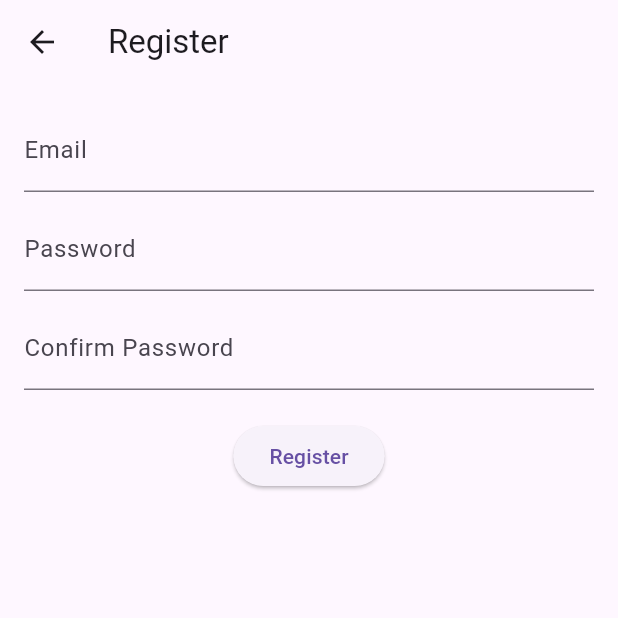
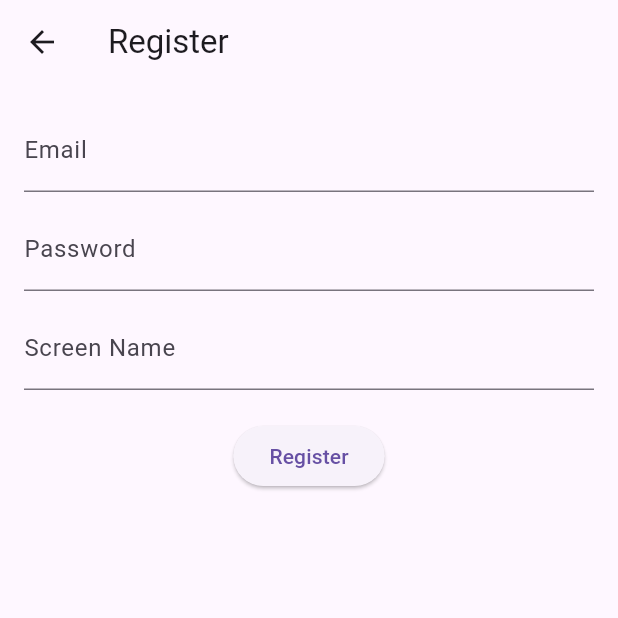
Before and after one commit to Jmorris104/project2, a Flutter app: the RegistrationScreen screen opened directly with empty values, on a phone screen of 412 x 824 dp, the top half of it. Run offline on Flutter 3.47's test engine with Material 3 defaults, Android fonts, the phone set to English and light mode, and no system bars; network calls fail.

```diff
--- a/lib/registration_screen.dart
+++ b/lib/registration_screen.dart
@@ -1,9 +1,9 @@
 import 'package:flutter/material.dart';
 
 class RegistrationScreen extends StatefulWidget {
-  final Map<String, String> users;
+  final Map<String, Map<String, String>> users; // Updated to handle nested users map
 
-  RegistrationScreen({required this.users});
+  const RegistrationScreen({required this.users, Key? key}) : super(key: key);
 
   @override
   _RegistrationScreenState createState() => _RegistrationScreenState();
@@ -12,43 +12,42 @@ class RegistrationScreen extends StatefulWidget {
 class _RegistrationScreenState extends State<RegistrationScreen> {
   final TextEditingController emailController = TextEditingController();
   final TextEditingController passwordController = TextEditingController();
-  final TextEditingController confirmPasswordController = TextEditingController();
+  final TextEditingController screenNameController = TextEditingController();
 
   void register() {
     final email = emailController.text.trim();
     final password = passwordController.text.trim();
-    final confirmPassword = confirmPasswordController.text.trim();
+    final screenName = screenNameController.text.trim();
 
-    if (password != confirmPassword) {
-      // Show error
+    if (email.isNotEmpty && password.isNotEmpty && screenName.isNotEmpty) {
+      if (widget.users.containsKey(email)) {
+        ScaffoldMessenger.of(context).showSnackBar(
+          const SnackBar(content: Text('Email is already registered.')),
+        );
+      } else {
+        // Add new user to the users map
+        setState(() {
+          widget.users[email] = {
+            'password': password,
+            'screenName': screenName,
+          };
+        });
+        ScaffoldMessenger.of(context).showSnackBar(
+          const SnackBar(content: Text('Registration successful!')),
+        );
+        Navigator.pop(context); // Navigate back to login screen
+      }
+    } else {
       ScaffoldMessenger.of(context).showSnackBar(
-        SnackBar(content: Text('Passwords do not match.')),
+        const SnackBar(content: Text('Please fill out all fields.')),
       );
-      return;
     }
-
-    if (widget.users.containsKey(email)) {
-      // Show error
-      ScaffoldMessenger.of(context).showSnackBar(
-        SnackBar(content: Text('Account already exists.')),
-      );
-      return;
-    }
-
-    // Register the user
-    widget.users[email] = password;
-    ScaffoldMessenger.of(context).showSnackBar(
-      SnackBar(content: Text('Registration successful!')),
-    );
-
-    // Navigate back to Login Screen
-    Navigator.pop(context);
   }
 
   @override
   Widget build(BuildContext context) {
     return Scaffold(
-      appBar: AppBar(title: Text("Register")),
+      appBar: AppBar(title: const Text("Register")),
       body: Padding(
         padding: const EdgeInsets.all(16.0),
         child: Column(
@@ -56,30 +55,29 @@ class _RegistrationScreenState extends State<RegistrationScreen> {
             // Email Field
             TextField(
               controller: emailController,
-              decoration: InputDecoration(labelText: "Email"),
+              decoration: const InputDecoration(labelText: "Email"),
             ),
-            SizedBox(height: 10),
+            const SizedBox(height: 10),
 
             // Password Field
             TextField(
               controller: passwordController,
-              decoration: InputDecoration(labelText: "Password"),
+              decoration: const InputDecoration(labelText: "Password"),
               obscureText: true,
             ),
-            SizedBox(height: 10),
+            const SizedBox(height: 10),
 
-            // Confirm Password Field
+            // Screen Name Field
             TextField(
-              controller: confirmPasswordController,
-              decoration: InputDecoration(labelText: "Confirm Password"),
-              obscureText: true,
+              controller: screenNameController,
+              decoration: const InputDecoration(labelText: "Screen Name"),
             ),
-            SizedBox(height: 20),
+            const SizedBox(height: 20),
 
             // Register Button
             ElevatedButton(
               onPressed: register,
-              child: Text("Register"),
+              child: const Text("Register"),
             ),
           ],
         ),
```
Also changed, not shown: lib/community_screen.dart (+9 -6 lines), lib/home_screen.dart (+34 -8 lines), lib/login_screen.dart (+21 -16 lines), lib/main.dart (+6 -1 lines), lib/settings_screen.dart (added, +89 -0 lines).
